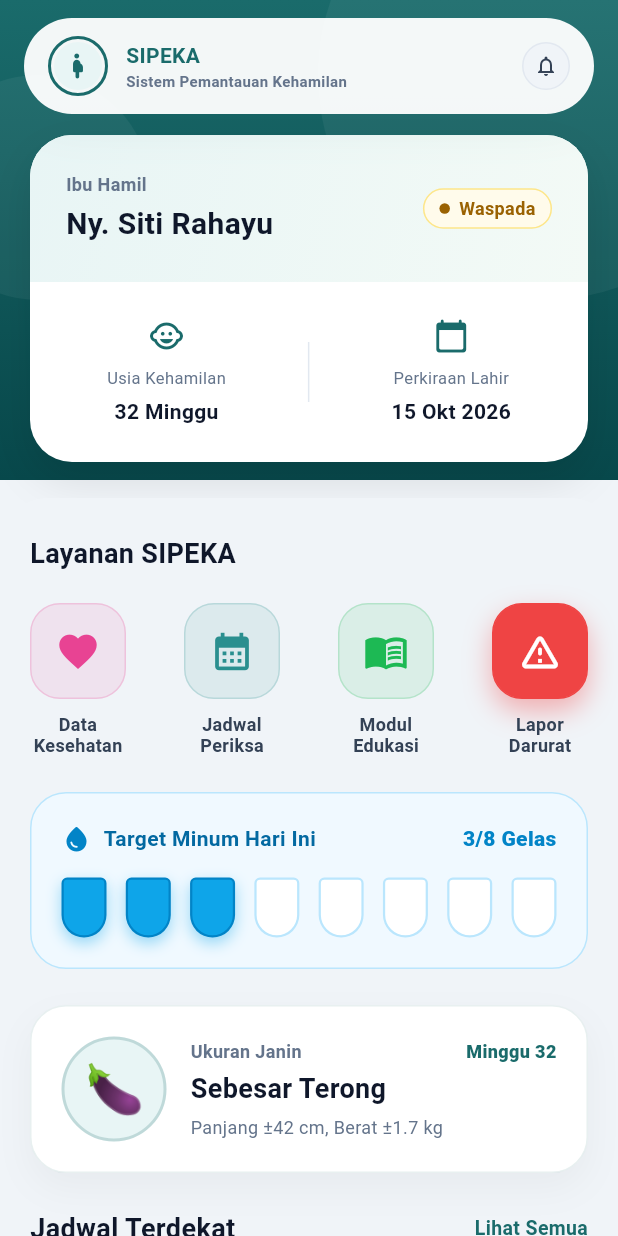
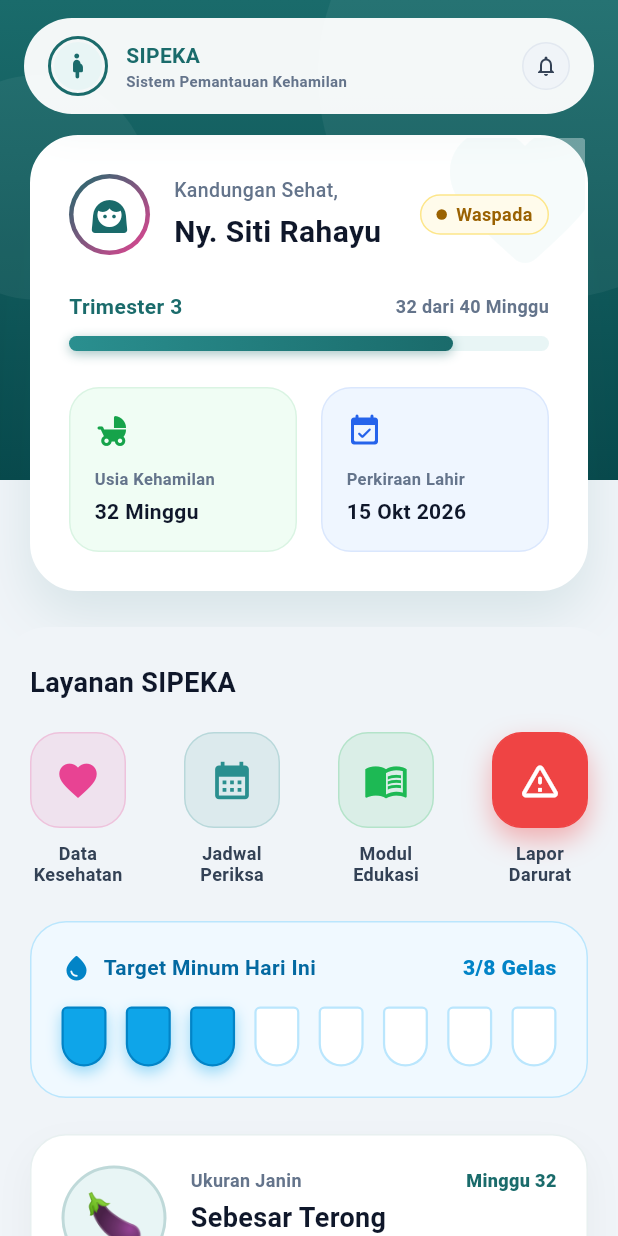
Before and after one commit to ardhikaxx/sipeka-mobile, a Flutter app: the DashboardView screen opened directly, on a phone screen of 412 x 824 dp. Run offline on Flutter 3.47's test engine with Material 3 defaults, Android fonts, the phone set to English and light mode, and no system bars; our stand-ins replace fl_chart, get, table_calendar.

Commit message:
style: redesign DigitalPregnancyCard with premium UI and progress bar

```diff
--- a/lib/features/patient_dashboard/views/dashboard_view.dart
+++ b/lib/features/patient_dashboard/views/dashboard_view.dart
@@ -207,32 +207,55 @@ class DashboardView extends GetView<DashboardController> {
       width: double.infinity,
       decoration: BoxDecoration(
         color: Colors.white,
-        borderRadius: BorderRadius.circular(28),
+        borderRadius: BorderRadius.circular(32),
         boxShadow: [
           BoxShadow(
-            color: Colors.black.withOpacity(0.1),
-            blurRadius: 24,
-            offset: const Offset(0, 12),
+            color: AppColors.primary.withOpacity(0.12),
+            blurRadius: 30,
+            offset: const Offset(0, 15),
           )
         ],
+        border: Border.all(color: Colors.white, width: 2),
       ),
+      child: Stack(
+        children: [
+          // Subtle decorative background
+          Positioned(
+            right: -20,
+            top: -20,
+            child: Icon(Icons.favorite_rounded, size: 120, color: AppColors.primaryPale.withOpacity(0.4)),
+          ),
+          Padding(
+            padding: const EdgeInsets.all(24),
             child: Column(
+              crossAxisAlignment: CrossAxisAlignment.start,
               children: [
-          // Top Colored Section
+                // Top: Profile Info & Badge
+                Row(
+                  children: [
+                    // Avatar Glow
                     Container(
-            padding: const EdgeInsets.all(24),
-            decoration: BoxDecoration(
-              gradient: const LinearGradient(colors: [Color(0xFFE8F5F5), Color(0xFFF3FAF6)], begin: Alignment.topLeft, end: Alignment.bottomRight),
-              borderRadius: const BorderRadius.only(topLeft: Radius.circular(28), topRight: Radius.circular(28)),
+                      padding: const EdgeInsets.all(3),
+                      decoration: const BoxDecoration(
+                        shape: BoxShape.circle,
+                        gradient: LinearGradient(
+                          colors: [AppColors.primary, AppColors.secondary],
+                          begin: Alignment.topLeft,
+                          end: Alignment.bottomRight,
                         ),
-            child: Row(
-              mainAxisAlignment: MainAxisAlignment.spaceBetween,
-              children: [
+                      ),
+                      child: Container(
+                        padding: const EdgeInsets.all(12),
+                        decoration: const BoxDecoration(color: Colors.white, shape: BoxShape.circle),
+                        child: const Icon(Icons.face_3_rounded, color: AppColors.primary, size: 24),
+                      ),
+                    ),
+                    const SizedBox(width: 16),
                     Expanded(
                       child: Column(
                         crossAxisAlignment: CrossAxisAlignment.start,
                         children: [
-                      const Text('Ibu Hamil', style: TextStyle(color: AppColors.gray500, fontSize: 12, fontWeight: FontWeight.w600)),
+                          const Text('Kandungan Sehat,', style: TextStyle(color: AppColors.gray500, fontSize: 13, fontWeight: FontWeight.w500)),
                           const SizedBox(height: 4),
                           Obx(() => Text(controller.patientName.value, style: const TextStyle(color: AppColors.gray900, fontSize: 20, fontWeight: FontWeight.bold))),
                         ],
@@ -241,16 +264,46 @@ class DashboardView extends GetView<DashboardController> {
                     const RiskBadge(level: RiskLevel.warning),
                   ],
                 ),
+
+                const SizedBox(height: 24),
+
+                // Middle: Progress Bar
+                Row(
+                  mainAxisAlignment: MainAxisAlignment.spaceBetween,
+                  children: [
+                    const Text('Trimester 3', style: TextStyle(fontSize: 14, fontWeight: FontWeight.bold, color: AppColors.primary)),
+                    Obx(() => Text('${controller.currentWeek.value} dari 40 Minggu', style: const TextStyle(fontSize: 12, fontWeight: FontWeight.w600, color: AppColors.gray500))),
+                  ],
                 ),
-          // Bottom Stats Section
-          Padding(
-            padding: const EdgeInsets.all(24),
-            child: Row(
-              mainAxisAlignment: MainAxisAlignment.spaceAround,
+                const SizedBox(height: 10),
+                // Progress Track
+                Container(
+                  height: 10,
+                  width: double.infinity,
+                  decoration: BoxDecoration(color: AppColors.primaryPale, borderRadius: BorderRadius.circular(10)),
+                  child: Obx(() => FractionallySizedBox(
+                    alignment: Alignment.centerLeft,
+                    widthFactor: (controller.currentWeek.value / 40).clamp(0.0, 1.0),
+                    child: Container(
+                      decoration: BoxDecoration(
+                        gradient: const LinearGradient(colors: [AppColors.primaryLight, AppColors.primary]),
+                        borderRadius: BorderRadius.circular(10),
+                        boxShadow: [BoxShadow(color: AppColors.primary.withOpacity(0.4), blurRadius: 6, offset: const Offset(0, 2))],
+                      ),
+                    ),
+                  )),
+                ),
+
+                const SizedBox(height: 24),
+
+                // Bottom: Stats
+                Row(
                   children: [
-                Obx(() => _buildStatItem('Usia Kehamilan', controller.gestationalAge.value, Icons.child_care_rounded)),
-                Container(height: 40, width: 1, color: AppColors.gray200),
-                Obx(() => _buildStatItem('Perkiraan Lahir', controller.hpl.value, Icons.calendar_today_rounded)),
+                    Expanded(child: Obx(() => _buildNewStatItem('Usia Kehamilan', controller.gestationalAge.value, Icons.child_friendly_rounded, const Color(0xFFF0FDF4), const Color(0xFF16A34A)))),
+                    const SizedBox(width: 16),
+                    Expanded(child: Obx(() => _buildNewStatItem('Perkiraan Lahir', controller.hpl.value, Icons.event_available_rounded, const Color(0xFFEFF6FF), const Color(0xFF2563EB)))),
+                  ],
+                ),
               ],
             ),
           ),
@@ -259,16 +312,24 @@ class DashboardView extends GetView<DashboardController> {
     );
   }
 
-  Widget _buildStatItem(String label, String value, IconData icon) {
-    return Column(
-      mainAxisSize: MainAxisSize.min,
+  Widget _buildNewStatItem(String label, String value, IconData icon, Color bgColor, Color iconColor) {
+    return Container(
+      padding: const EdgeInsets.symmetric(horizontal: 16, vertical: 16),
+      decoration: BoxDecoration(
+        color: bgColor,
+        borderRadius: BorderRadius.circular(20),
+        border: Border.all(color: iconColor.withOpacity(0.1)),
+      ),
+      child: Column(
+        crossAxisAlignment: CrossAxisAlignment.start,
         children: [
-        Icon(icon, color: AppColors.primary, size: 24),
-        const SizedBox(height: 8),
-        Text(label, style: const TextStyle(color: AppColors.gray500, fontSize: 11)),
+          Icon(icon, color: iconColor, size: 24),
+          const SizedBox(height: 12),
+          Text(label, style: const TextStyle(color: AppColors.gray500, fontSize: 11, fontWeight: FontWeight.w600)),
           const SizedBox(height: 4),
           Text(value, style: const TextStyle(color: AppColors.gray900, fontSize: 14, fontWeight: FontWeight.bold)),
         ],
+      ),
     );
   }
 
```
Lines whose indentation alone changed are shown as unchanged.
